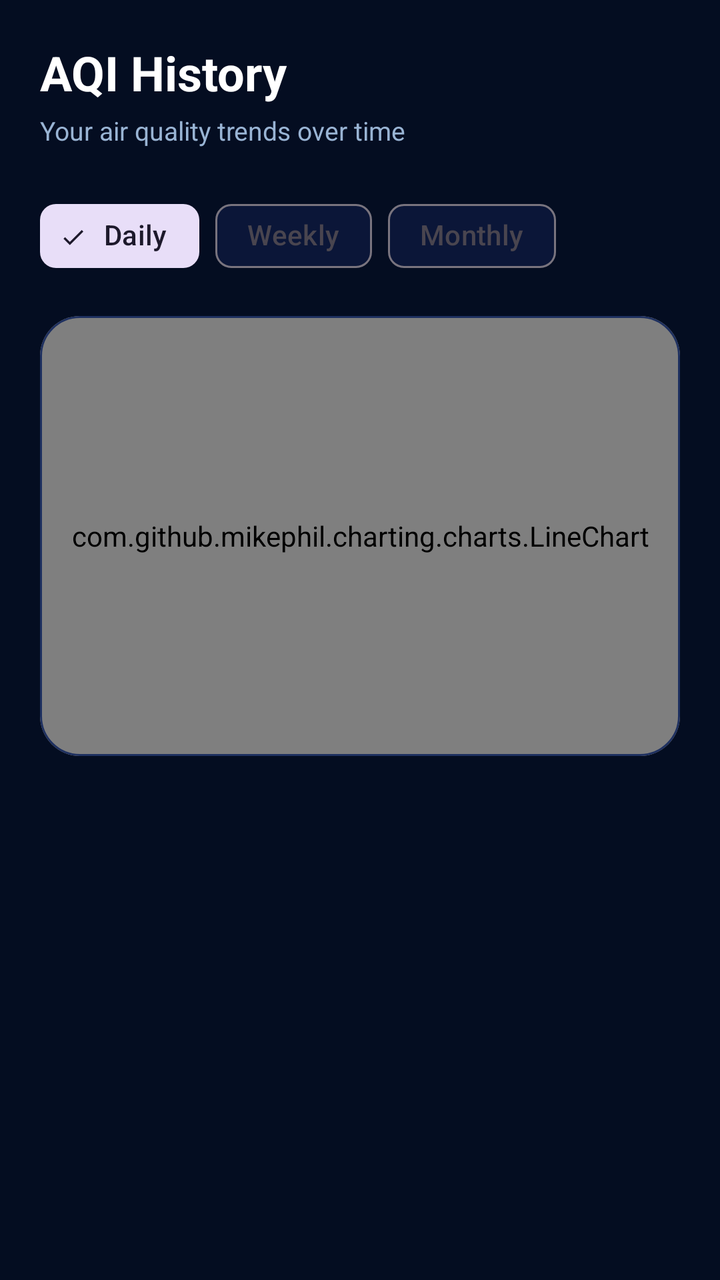
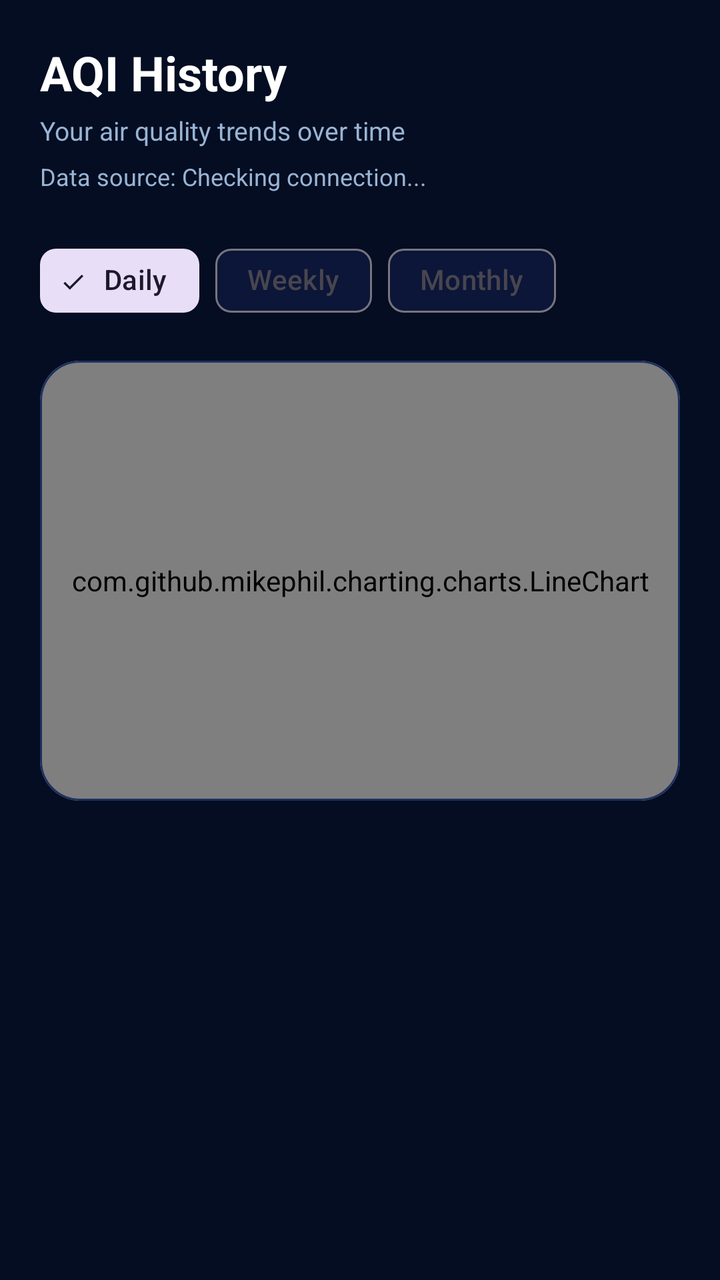

Two renders of the same Android screen: before a commit and after it. Below are the layout's source before the change and the commit's diff.
<!-- AndroidManifest.xml: application theme Theme.AirQuiltyMeter -->
<!-- res/layout/fragment_history.xml -->
<?xml version="1.0" encoding="utf-8"?>
<LinearLayout
    xmlns:android="http://schemas.android.com/apk/res/android"
    xmlns:app="http://schemas.android.com/apk/res-auto"
    android:layout_width="match_parent"
    android:layout_height="match_parent"
    android:orientation="vertical"
    android:background="@color/color_background"
    android:padding="20dp">

    
    <TextView
        android:layout_width="wrap_content"
        android:layout_height="wrap_content"
        android:text="AQI History"
        android:textColor="@color/white"
        android:textSize="24sp"
        android:textStyle="bold"
        android:layout_marginBottom="4dp" />
    <TextView
        android:layout_width="wrap_content"
        android:layout_height="wrap_content"
        android:text="Your air quality trends over time"
        android:textColor="@color/color_text_secondary"
        android:textSize="13sp"
        android:layout_marginBottom="20dp" />

    
    <HorizontalScrollView
        android:layout_width="match_parent"
        android:layout_height="wrap_content"
        android:scrollbars="none"
        android:layout_marginBottom="16dp">
        <com.google.android.material.chip.ChipGroup
            android:id="@+id/chip_group_range"
            android:layout_width="wrap_content"
            android:layout_height="wrap_content"
            app:singleSelection="true"
            app:selectionRequired="true">

            <com.google.android.material.chip.Chip
                android:id="@+id/chip_daily"
                android:layout_width="wrap_content"
                android:layout_height="wrap_content"
                android:text="Daily"
                android:checkable="true"
                android:checked="true"
                style="@style/Widget.Material3.Chip.Filter" />

            <com.google.android.material.chip.Chip
                android:id="@+id/chip_weekly"
                android:layout_width="wrap_content"
                android:layout_height="wrap_content"
                android:text="Weekly"
                android:checkable="true"
                style="@style/Widget.Material3.Chip.Filter" />

            <com.google.android.material.chip.Chip
                android:id="@+id/chip_monthly"
                android:layout_width="wrap_content"
                android:layout_height="wrap_content"
                android:text="Monthly"
                android:checkable="true"
                style="@style/Widget.Material3.Chip.Filter" />
        </com.google.android.material.chip.ChipGroup>
    </HorizontalScrollView>

    
    <com.google.android.material.card.MaterialCardView
        android:layout_width="match_parent"
        android:layout_height="220dp"
        android:layout_marginBottom="16dp"
        app:cardBackgroundColor="@color/color_card"
        app:cardCornerRadius="20dp"
        app:strokeColor="@color/color_card_stroke"
        app:strokeWidth="1dp">

        <com.github.mikephil.charting.charts.LineChart
            android:id="@+id/line_chart"
            android:layout_width="match_parent"
            android:layout_height="match_parent"
            android:padding="12dp" />
    </com.google.android.material.card.MaterialCardView>

    
    <LinearLayout
        android:id="@+id/layout_empty"
        android:layout_width="match_parent"
        android:layout_height="wrap_content"
        android:orientation="vertical"
        android:gravity="center"
        android:visibility="gone"
        android:padding="24dp">
        <TextView android:layout_width="wrap_content" android:layout_height="wrap_content"
            android:text="📊" android:textSize="48sp" android:gravity="center" />
        <TextView android:layout_width="wrap_content" android:layout_height="wrap_content"
            android:text="No history yet"
            android:textColor="@color/white"
            android:textSize="18sp"
            android:textStyle="bold"
            android:gravity="center"
            android:layout_marginTop="8dp" />
        <TextView android:layout_width="wrap_content" android:layout_height="wrap_content"
            android:text="Check the dashboard to fetch your first AQI reading"
            android:textColor="@color/color_text_secondary"
            android:textSize="13sp"
            android:gravity="center"
            android:layout_marginTop="4dp" />
    </LinearLayout>

    
    <LinearLayout
        android:id="@+id/layout_stats"
        android:layout_width="match_parent"
        android:layout_height="wrap_content"
        android:orientation="horizontal"
        android:visibility="gone">

        <com.google.android.material.card.MaterialCardView
            android:layout_width="0dp"
            android:layout_height="wrap_content"
            android:layout_weight="1"
            android:layout_marginEnd="6dp"
            app:cardBackgroundColor="@color/color_card"
            app:cardCornerRadius="14dp"
            app:strokeColor="@color/color_card_stroke"
            app:strokeWidth="1dp">
            <LinearLayout android:layout_width="match_parent" android:layout_height="wrap_content"
                android:orientation="vertical" android:gravity="center" android:padding="14dp">
                <TextView android:layout_width="wrap_content" android:layout_height="wrap_content"
                    android:text="Avg AQI" android:textColor="@color/color_text_secondary" android:textSize="11sp" />
                <TextView android:id="@+id/tv_avg_aqi" android:layout_width="wrap_content"
                    android:layout_height="wrap_content" android:text="—"
                    android:textColor="@color/white" android:textSize="20sp" android:textStyle="bold" />
            </LinearLayout>
        </com.google.android.material.card.MaterialCardView>

        <com.google.android.material.card.MaterialCardView
            android:layout_width="0dp"
            android:layout_height="wrap_content"
            android:layout_weight="1"
            android:layout_marginHorizontal="6dp"
            app:cardBackgroundColor="@color/color_card"
            app:cardCornerRadius="14dp"
            app:strokeColor="@color/color_card_stroke"
            app:strokeWidth="1dp">
            <LinearLayout android:layout_width="match_parent" android:layout_height="wrap_content"
                android:orientation="vertical" android:gravity="center" android:padding="14dp">
                <TextView android:layout_width="wrap_content" android:layout_height="wrap_content"
                    android:text="Min AQI" android:textColor="@color/color_text_secondary" android:textSize="11sp" />
                <TextView android:id="@+id/tv_min_aqi" android:layout_width="wrap_content"
                    android:layout_height="wrap_content" android:text="—"
                    android:textColor="@color/aqi_good" android:textSize="20sp" android:textStyle="bold" />
            </LinearLayout>
        </com.google.android.material.card.MaterialCardView>

        <com.google.android.material.card.MaterialCardView
            android:layout_width="0dp"
            android:layout_height="wrap_content"
            android:layout_weight="1"
            android:layout_marginStart="6dp"
            app:cardBackgroundColor="@color/color_card"
            app:cardCornerRadius="14dp"
            app:strokeColor="@color/color_card_stroke"
            app:strokeWidth="1dp">
            <LinearLayout android:layout_width="match_parent" android:layout_height="wrap_content"
                android:orientation="vertical" android:gravity="center" android:padding="14dp">
                <TextView android:layout_width="wrap_content" android:layout_height="wrap_content"
                    android:text="Max AQI" android:textColor="@color/color_text_secondary" android:textSize="11sp" />
                <TextView android:id="@+id/tv_max_aqi" android:layout_width="wrap_content"
                    android:layout_height="wrap_content" android:text="—"
                    android:textColor="@color/aqi_unhealthy" android:textSize="20sp" android:textStyle="bold" />
            </LinearLayout>
        </com.google.android.material.card.MaterialCardView>
    </LinearLayout>

</LinearLayout>
<!-- resources referenced by this layout -->
<resources>
  <color name="aqi_good">#00E400</color>
  <color name="aqi_unhealthy">#FF0000</color>
  <color name="color_background">#040D21</color>
  <color name="color_card">#0F1D42</color>
  <color name="color_card_stroke">#1E3060</color>
  <color name="color_text_secondary">#99B4D4</color>
  <color name="white">#FFFFFF</color>
  <style name="Theme.AirQuiltyMeter" parent="Base.Theme.AirQuiltyMeter" />
  <style name="Base.Theme.AirQuiltyMeter" parent="Theme.Material3.DayNight.NoActionBar">
          <item name="colorPrimary">@color/color_primary</item>
          <item name="colorPrimaryVariant">@color/color_primary_variant</item>
          <item name="colorOnPrimary">@color/color_on_primary</item>
          <item name="colorSecondary">@color/color_secondary</item>
          <item name="colorSecondaryVariant">@color/color_secondary_variant</item>
          <item name="colorOnSecondary">@color/color_on_secondary</item>
          <item name="android:colorBackground">@color/color_background</item>
          <item name="colorSurface">@color/color_surface</item>
          <item name="colorOnSurface">@color/color_on_surface</item>
          <item name="colorError">@color/color_error</item>
          <item name="colorOnError">@color/color_on_error</item>
          <item name="android:statusBarColor">@color/color_status_bar</item>
          <item name="android:navigationBarColor">@color/color_background</item>
          <item name="android:windowLightStatusBar" tools:targetApi="m">false</item>
          <item name="android:fontFamily">sans-serif</item>
      </style>
  <color name="color_primary">#6C63FF</color>
  <color name="color_primary_variant">#5A54D4</color>
  <color name="color_on_primary">#FFFFFF</color>
  <color name="color_secondary">#0DCAF0</color>
  <color name="color_secondary_variant">#00A8CC</color>
  <color name="color_on_secondary">#000000</color>
  <color name="color_surface">#0B1638</color>
  <color name="color_on_surface">#FFFFFF</color>
  <color name="color_error">#FF5252</color>
  <color name="color_on_error">#FFFFFF</color>
  <color name="color_status_bar">#040D21</color>
</resources>

<!-- the commit's change to res/layout/fragment_history.xml (unified diff, before → after) -->
@@ -23,6 +23,15 @@
         android:text="Your air quality trends over time"
         android:textColor="@color/color_text_secondary"
         android:textSize="13sp"
+        android:layout_marginBottom="6dp" />
+
+    <TextView
+        android:id="@+id/tv_data_source"
+        android:layout_width="wrap_content"
+        android:layout_height="wrap_content"
+        android:text="Data source: Checking connection..."
+        android:textColor="@color/color_text_secondary"
+        android:textSize="12sp"
         android:layout_marginBottom="20dp" />
 
     
